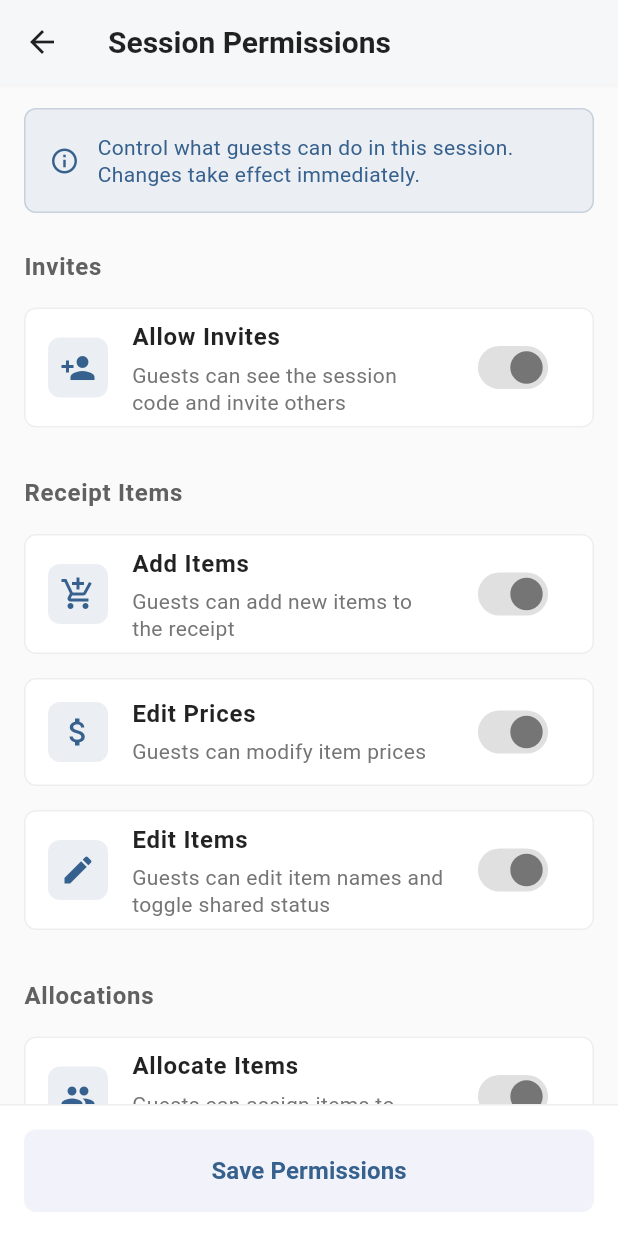
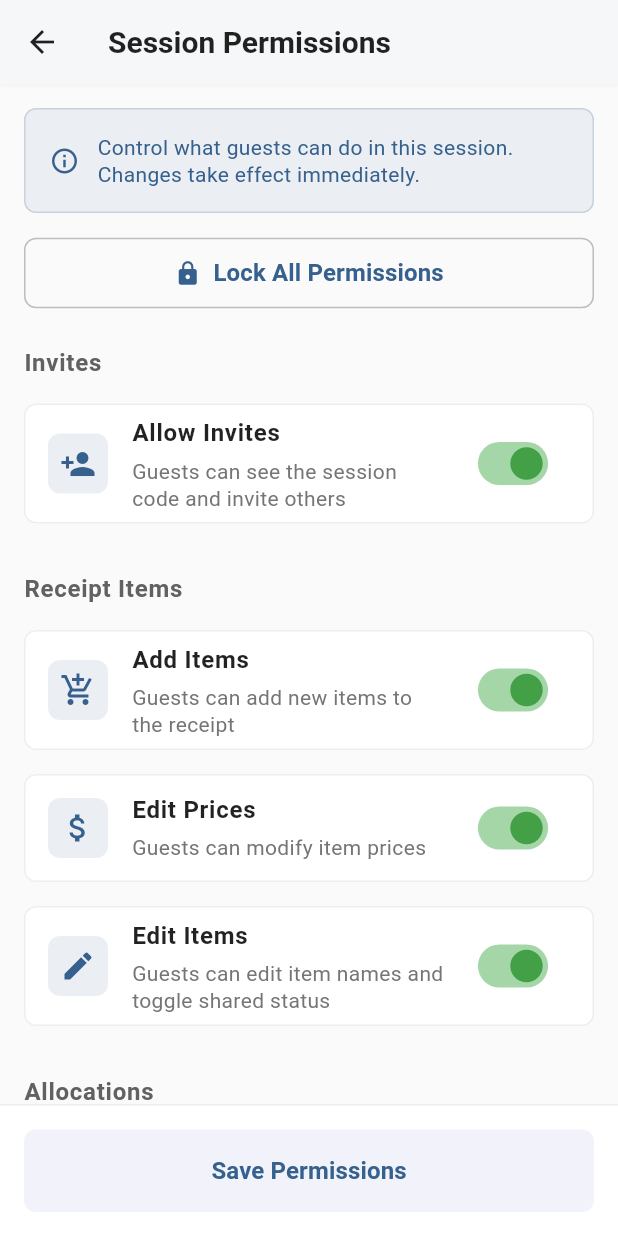
Before and after one commit to noodev8/splitdine2, a Flutter app: the HostPermissionsScreen screen opened directly with empty values, on a phone screen of 412 x 824 dp. Run offline on Flutter 3.47's test engine with Material 3 defaults, Android fonts, the phone set to English and light mode, and no system bars; our stand-ins replace shared_preferences; accounts and stored records are empty.

Commit message:
Enhance Host Permissions screen with Lock All button and improved styling
- Add "Lock All Permissions" button for one-tap security
- Change switch colors to subtle green when enabled (more intuitive than grey)
- Lock All button uses standard grey styling (not dramatic red)
- Button disables all 5 permissions instantly without confirmation
- Perfect for hosts who want quick control during payment phase

UX Improvements:
- Green switches clearly show enabled permissions
- Lock All provides bulk action alongside individual toggles
- Neutral button styling feels helpful, not destructive
- Maintains granular control while adding convenience

🤖 Generated with [Claude Code](https://claude.ai/code)

Co-Authored-By: Claude <noreply@anthropic.com>

```diff
--- a/splitdine2_flutter/lib/screens/host_permissions_screen.dart
+++ b/splitdine2_flutter/lib/screens/host_permissions_screen.dart
@@ -35,6 +35,16 @@ class _HostPermissionsScreenState extends State<HostPermissionsScreen> {
     _allowGuestsEditPrices = widget.session.allowGuestsEditPrices;
     _allowGuestsEditItems = widget.session.allowGuestsEditItems;
     _allowGuestsAllocate = widget.session.allowGuestsAllocate;
+  }
+
+  void _lockAllPermissions() {
+    setState(() {
+      _allowInvites = false;
+      _allowGuestsAddItems = false;
+      _allowGuestsEditPrices = false;
+      _allowGuestsEditItems = false;
+      _allowGuestsAllocate = false;
+    });
   }
 
   Future<void> _updatePermissions() async {
@@ -148,8 +158,8 @@ class _HostPermissionsScreenState extends State<HostPermissionsScreen> {
           child: Switch.adaptive(
             value: value,
             onChanged: onChanged,
-            activeColor: Colors.grey.shade600,
-            activeTrackColor: Colors.grey.shade300,
+            activeColor: Colors.green.shade600,
+            activeTrackColor: Colors.green.shade200,
             inactiveThumbColor: Colors.grey.shade400,
             inactiveTrackColor: Colors.grey.shade200,
             materialTapTargetSize: MaterialTapTargetSize.shrinkWrap,
@@ -218,6 +228,31 @@ class _HostPermissionsScreenState extends State<HostPermissionsScreen> {
                           ),
                         ),
                       ],
+                    ),
+                  ),
+
+                  const SizedBox(height: 16),
+
+                  // Lock All button
+                  SizedBox(
+                    width: double.infinity,
+                    child: OutlinedButton.icon(
+                      onPressed: _lockAllPermissions,
+                      icon: const Icon(Icons.lock, size: 18),
+                      label: const Text(
+                        'Lock All Permissions',
+                        style: TextStyle(
+                          fontSize: 16,
+                          fontWeight: FontWeight.w600,
+                        ),
+                      ),
+                      style: OutlinedButton.styleFrom(
+                        padding: const EdgeInsets.symmetric(vertical: 12),
+                        side: BorderSide(color: Colors.grey.shade400),
+                        shape: RoundedRectangleBorder(
+                          borderRadius: BorderRadius.circular(8),
+                        ),
+                      ),
                     ),
                   ),
 
```
